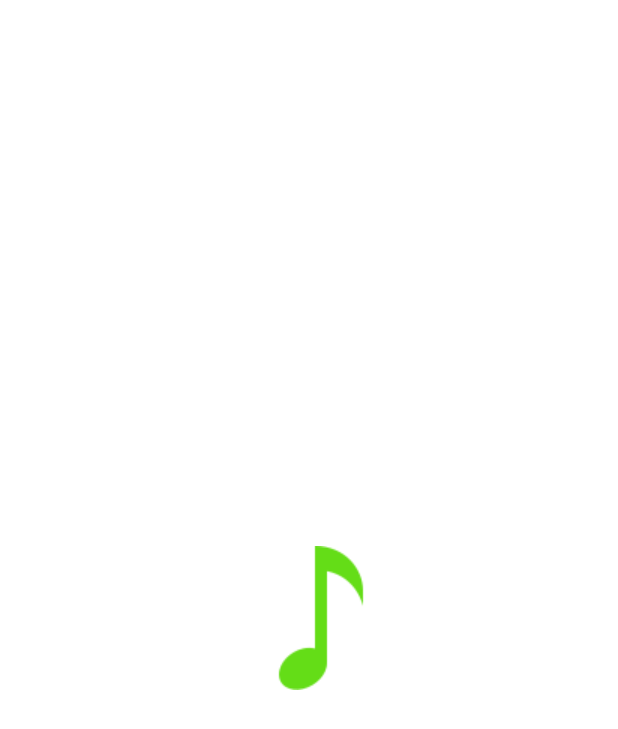
After one commit to thienna/SoundCloud, an Android app: the SplashActivity screen opened directly, with no data from a screen before it, on a phone screen of 412 x 824 dp. The commit adds this screen. Shown: the top 729 px of the screen. Run offline under Robolectric (Android 15) with nearby library versions, the phone set to English and light mode, and no system bars; 1 statement that could not run was skipped.

Commit message:
Splash Screen

```diff
--- /dev/null
+++ b/app/src/main/java/com/example/mike/mikemusic/screen/BaseActivity.java
@@ -0,0 +1,10 @@
+package com.example.mike.mikemusic.screen;
+
+import android.support.v7.app.AppCompatActivity;
+
+/**
+ * Created by ThienNA on 02/08/2018.
+ */
+
+public abstract class BaseActivity extends AppCompatActivity {
+}
--- a/app/src/main/java/com/example/mike/mikemusic/screen/main/MainActivity.java
+++ b/app/src/main/java/com/example/mike/mikemusic/screen/main/MainActivity.java
@@ -1,7 +1,9 @@
-package com.example.mike.mikemusic;
+package com.example.mike.mikemusic.screen.main;
 
 import android.os.Bundle;
 import android.support.v7.app.AppCompatActivity;
+
+import com.example.mike.mikemusic.R;
 
 public class MainActivity extends AppCompatActivity {
 
--- /dev/null
+++ b/app/src/main/java/com/example/mike/mikemusic/screen/splash/SplashActivity.java
@@ -0,0 +1,27 @@
+package com.example.mike.mikemusic.screen.splash;
+
+import android.content.Intent;
+import android.os.Bundle;
+import android.os.Handler;
+import android.support.annotation.Nullable;
+
+import com.example.mike.mikemusic.screen.BaseActivity;
+import com.example.mike.mikemusic.screen.main.MainActivity;
+
+/**
+ * Created by ThienNA on 02/08/2018.
+ */
+
+public class SplashActivity extends BaseActivity {
+    private static final int SPLASH_TIMEOUT = 1500;
+    @Override
+    protected void onCreate(@Nullable Bundle savedInstanceState) {
+        super.onCreate(savedInstanceState);
+
+        new Handler().postDelayed(() -> {
+            Intent intent = new Intent(SplashActivity.this, MainActivity.class);
+            startActivity(intent);
+            finish();
+        }, SPLASH_TIMEOUT);
+    }
+}
--- /dev/null
+++ b/app/src/main/res/drawable/splash_background.xml
@@ -0,0 +1,9 @@
+<?xml version="1.0" encoding="utf-8"?>
+<layer-list xmlns:android="http://schemas.android.com/apk/res/android">
+    <item android:drawable="@android:color/white" />
+    <item>
+        <bitmap
+            android:gravity="center"
+            android:src="@drawable/splash_image" />
+    </item>
+</layer-list>
--- a/app/src/main/res/values/colors.xml
+++ b/app/src/main/res/values/colors.xml
@@ -1,6 +1,8 @@
 <?xml version="1.0" encoding="utf-8"?>
 <resources>
-    <color name="colorPrimary">#3F51B5</color>
-    <color name="colorPrimaryDark">#303F9F</color>
-    <color name="colorAccent">#FF4081</color>
+    <color name="colorPrimary">#64dd17</color>
+    <color name="colorPrimaryDark">#5A6978</color>
+    <color name="colorAccent">#1faa00</color>
+    <color name="color_text_primary">#47525E</color>
+    <color name="color_control_background">#E5E8EB</color>
 </resources>
--- /dev/null
+++ b/app/src/main/res/values/ic_launcher_background.xml
@@ -0,0 +1,4 @@
+<?xml version="1.0" encoding="utf-8"?>
+<resources>
+    <color name="ic_launcher_background">#FFFFFF</color>
+</resources>
--- a/app/src/main/res/values/strings.xml
+++ b/app/src/main/res/values/strings.xml
@@ -1,3 +1,4 @@
 <resources>
     <string name="app_name">Mike Music</string>
+    <string name="search_hint">Search track&#8230;</string>
 </resources>
--- a/app/src/main/res/values/styles.xml
+++ b/app/src/main/res/values/styles.xml
@@ -8,4 +8,15 @@
         <item name="colorAccent">@color/colorAccent</item>
     </style>
 
+    <style name="SplashTheme" parent="Theme.AppCompat.NoActionBar">
+        <item name="android:windowBackground">@drawable/splash_background</item>
+    </style>
+
+    <style name="CustomAppTheme" parent="Theme.AppCompat.Light.NoActionBar">
+        <item name="colorPrimary">@color/colorPrimary</item>
+        <item name="colorPrimaryDark">@color/colorPrimaryDark</item>
+        <item name="colorAccent">@color/colorAccent</item>
+        <item name="android:textColorHint">@color/color_control_background</item>
+    </style>
+
 </resources>
```
Also changed, not shown: app/build.gradle (+32 -0 lines), app/src/main/AndroidManifest.xml (+14 -2 lines), app/src/main/java/com/example/mike/mikemusic/MainApplication.java (added, +15 -0 lines), app/src/main/java/com/example/mike/mikemusic/screen/BaseFragment.java (added, +10 -0 lines), app/src/main/res/values/dimens.xml (added, +44 -0 lines), app/src/main/res/drawable/splash_image.png (added).
